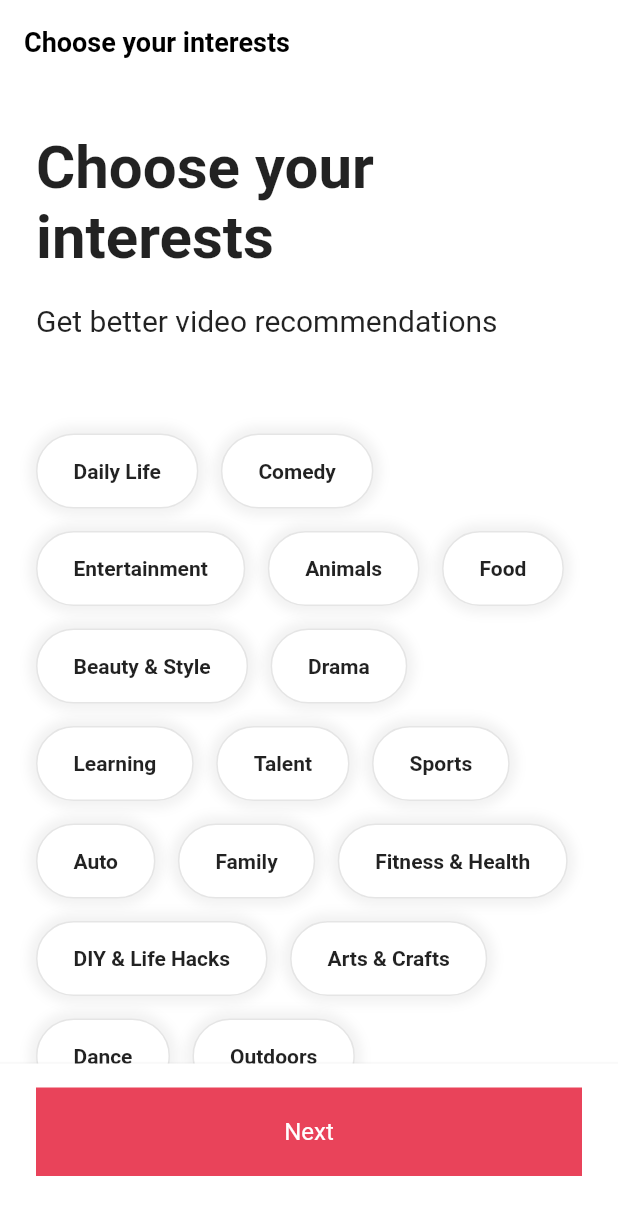
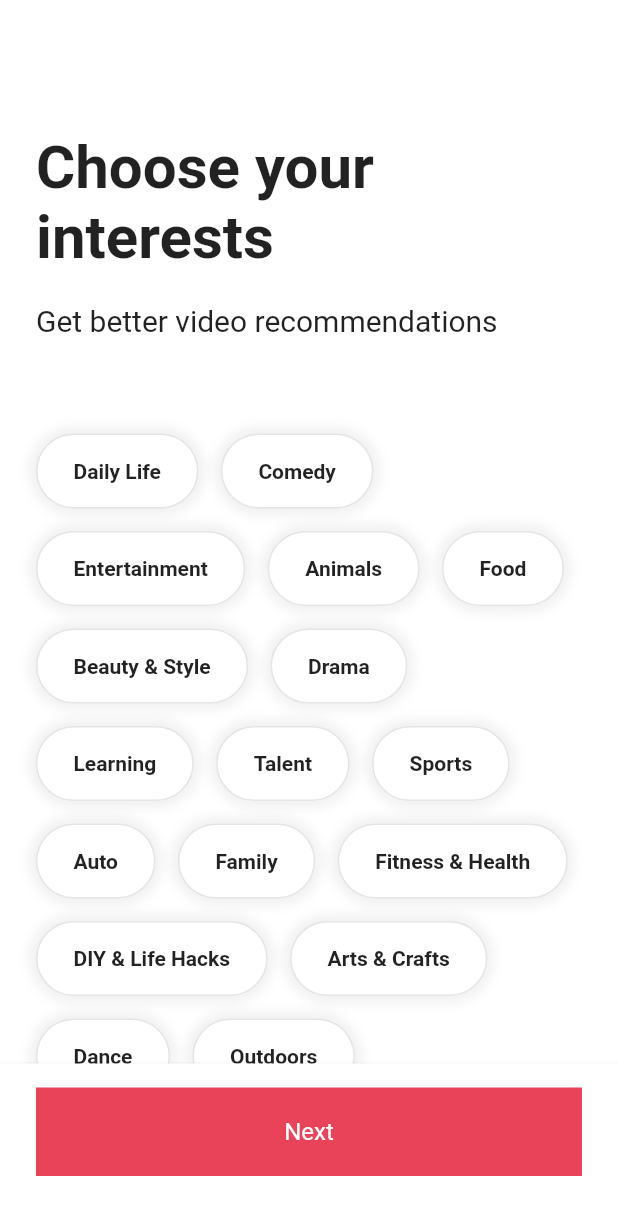
Before and after one commit to YonghoKwon/tiktok_clone, a Flutter app: the screen it shows after launch, on a phone screen of 412 x 824 dp. Shown: the top 1215 px of the screen. Run offline on Flutter 3.47's test engine with Material 2 defaults, Android fonts, the phone set to English and light mode, and no system bars; our stand-ins replace font_awesome_flutter.

```diff
--- a/lib/features/onboarding/interests_screen.dart
+++ b/lib/features/onboarding/interests_screen.dart
@@ -1,6 +1,8 @@
 import 'package:flutter/material.dart';
 import 'package:tiktok_clone/constants/gaps.dart';
 import 'package:tiktok_clone/constants/sizes.dart';
+import 'package:tiktok_clone/features/onboarding/tutorial_screen.dart';
+import 'package:tiktok_clone/features/onboarding/widgets/interest_button.dart';
 
 const interests = [
   "Daily Life",
@@ -43,16 +45,65 @@ const interests = [
   "Home & Garden",
 ];
 
-class InterestsScreen extends StatelessWidget {
+class InterestsScreen extends StatefulWidget {
   const InterestsScreen({Key? key}) : super(key: key);
+
+  @override
+  State<InterestsScreen> createState() => _InterestsScreenState();
+}
+
+class _InterestsScreenState extends State<InterestsScreen> {
+  final ScrollController _scrollController = ScrollController();
+
+  bool _showTitle = false;
+
+  void _onScroll() {
+    if (_scrollController.offset > 100) {
+      if (_showTitle) return;
+      setState(() {
+        _showTitle = true;
+      });
+    } else {
+      setState(() {
+        _showTitle = false;
+      });
+    }
+  }
+
+  void _onNextTap() {
+    Navigator.push(
+      context,
+      MaterialPageRoute(
+        builder: (context) => const TutorialScreen(),
+      ),
+    );
+  }
+
+  @override
+  void initState() {
+    super.initState();
+    _scrollController.addListener(_onScroll);
+  }
+
+  @override
+  void dispose() {
+    _scrollController.dispose();
+    super.dispose();
+  }
 
   @override
   Widget build(BuildContext context) {
     return Scaffold(
       appBar: AppBar(
-        title: const Text('Choose your interests'),
+        title: AnimatedOpacity(
+          opacity: _showTitle ? 1: 0,
+          duration: Duration(milliseconds: 300),
+          child: const Text('Choose your interests'),
         ),
-      body: SingleChildScrollView(
+      ),
+      body: Scrollbar(
+        child: SingleChildScrollView(
+          controller: _scrollController,
           child: Padding(
             padding: const EdgeInsets.only(
               left: Sizes.size24,
@@ -83,36 +134,11 @@ class InterestsScreen extends StatelessWidget {
                   spacing: 15,
                   children: [
                     for (var interest in interests)
-                    Container(
-                      padding: const EdgeInsets.symmetric(
-                        vertical: Sizes.size16,
-                        horizontal: Sizes.size24,
-                      ),
-                      decoration: BoxDecoration(
-                          color: Colors.white,
-                          borderRadius: BorderRadius.circular(
-                            Sizes.size32,
-                          ),
-                          border: Border.all(
-                            color: Colors.black.withOpacity(0.1),
-                          ),
-                          boxShadow: [
-                            BoxShadow(
-                              color: Colors.black.withOpacity(0.05),
-                              blurRadius: 5,
-                              spreadRadius: 5,
-                            )
-                          ]),
-                      child: Text(
-                        interest,
-                        style: const TextStyle(
-                          fontWeight: FontWeight.bold,
-                        ),
-                      ),
+                      InterestButton(interest: interest),
+                  ],
                 ),
               ],
             ),
-            ],
           ),
         ),
       ),
@@ -125,6 +151,8 @@ class InterestsScreen extends StatelessWidget {
             left: Sizes.size24,
             right: Sizes.size24,
           ),
+          child: GestureDetector(
+            onTap: _onNextTap,
             child: Container(
               padding: const EdgeInsets.symmetric(
                 vertical: Sizes.size20,
@@ -143,6 +171,7 @@ class InterestsScreen extends StatelessWidget {
             ),
           ),
         ),
+      ),
     );
   }
 }
--- /dev/null
+++ b/lib/features/onboarding/widgets/interest_button.dart
@@ -0,0 +1,61 @@
+import 'package:flutter/material.dart';
+import 'package:tiktok_clone/constants/sizes.dart';
+
+class InterestButton extends StatefulWidget {
+  const InterestButton({
+    Key? key,
+    required this.interest,
+  }) : super(key: key);
+
+  final String interest;
+
+  @override
+  State<InterestButton> createState() => _InterestButtonState();
+}
+
+class _InterestButtonState extends State<InterestButton> {
+
+  bool _isSelected = false;
+
+  void _onTap() {
+    setState(() {
+      _isSelected = !_isSelected;
+    });
+  }
+
+  @override
+  Widget build(BuildContext context) {
+    return GestureDetector(
+      onTap: _onTap,
+      child: AnimatedContainer(
+        duration: const Duration(milliseconds: 300),
+        padding: const EdgeInsets.symmetric(
+          vertical: Sizes.size16,
+          horizontal: Sizes.size24,
+        ),
+        decoration: BoxDecoration(
+            color: _isSelected ? Theme.of(context).primaryColor : Colors.white,
+            borderRadius: BorderRadius.circular(
+              Sizes.size32,
+            ),
+            border: Border.all(
+              color: Colors.black.withOpacity(0.1),
+            ),
+            boxShadow: [
+              BoxShadow(
+                color: Colors.black.withOpacity(0.05),
+                blurRadius: 5,
+                spreadRadius: 5,
+              )
+            ]),
+        child: Text(
+          widget.interest,
+          style: TextStyle(
+            fontWeight: FontWeight.bold,
+            color: _isSelected ? Colors.white : Colors.black87,
+          ),
+        ),
+      ),
+    );
+  }
+}
```
Also changed, not shown: lib/features/onboarding/tutorial_screen.dart (added, +119 -0 lines). Lines whose indentation alone changed are shown as unchanged.
